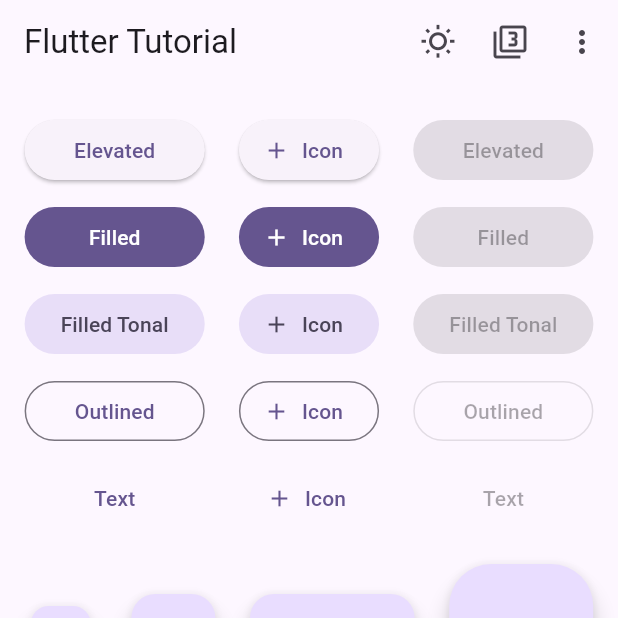
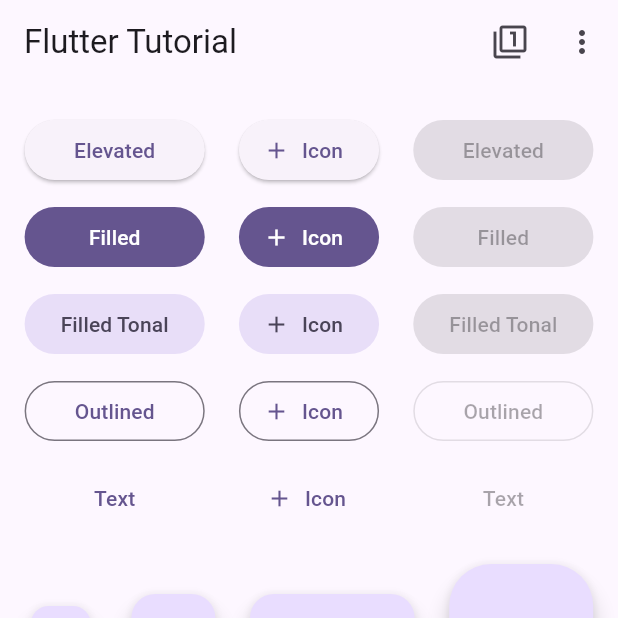
Before and after one commit to omarSuarezRodriguez/flutter_tutorial_material, a Flutter app: the screen it shows after launch, on a phone screen of 412 x 824 dp, the top half of it. Run offline on Flutter 3.47's test engine with Material 2 defaults, Android fonts, the light colour scheme and no system bars.

Commit message:
app actualizada

```diff
--- a/lib/src/app.dart
+++ b/lib/src/app.dart
@@ -106,21 +106,16 @@
     return AppBar(
       title: useMaterial3
           ? const Text("Flutter Tutorial")
-          : const Text("Material 2"),
+          : const Text("Flutter Tutorial"),
       actions: [
-        IconButton(
-          icon: useLightMode
-              ? const Icon(Icons.wb_sunny_outlined)
-              : const Icon(Icons.wb_sunny),
-          onPressed: handleBrightnessChange,
-          tooltip: "Toggle brightness",
-        ),
+
+
         IconButton(
           icon: useMaterial3
-              ? const Icon(Icons.filter_3)
+              ? const Icon(Icons.filter_1)
               : const Icon(Icons.filter_2),
           onPressed: handleMaterialVersionChange,
-          tooltip: "Switch to Material ${useMaterial3 ? 2 : 3}",
+          tooltip: "Cambiar tema",
         ),
         PopupMenuButton(
           icon: const Icon(Icons.more_vert),
@@ -142,6 +137,95 @@
                 ],
               ),
             ),
+
+
+            PopupMenuItem(
+              onTap: handleBrightnessChange,
+              child: Wrap(
+                children: [
+                  Padding(
+                    padding: const EdgeInsets.only(left: 10),
+                    child: Icon(
+                      useLightMode
+                      ? Icons.wb_sunny_outlined
+                      : Icons.wb_sunny,
+                    ),
+                  ),
+                  Padding(
+                    padding: const EdgeInsets.only(left: 20),
+                    child: useLightMode
+                    ? const Text("Tema Oscuro")
+                    : const Text("Tema Claro"),
+                  ),
+                ],
+              ),
+            ),
+
+
+            // PopupMenuItem(
+            //   onTap: handleBrightnessChange,
+            //   child: Wrap(
+            //     children: [
+            //       Padding(
+            //         padding: const EdgeInsets.only(top: 0),
+            //         child: Icon(
+            //           useLightMode
+            //           ? Icons.wb_sunny_outlined
+            //           : Icons.wb_sunny,
+            //         ),
+            //       ),
+            //       const Padding(
+            //         padding: EdgeInsets.only(top: 10, left: 5),
+            //         child: Text("Cambiar Tema"),
+            //       ),
+            //     ],
+            //   ),
+            // ),
+
+            // PopupMenuItem(
+            //   onTap: handleBrightnessChange,
+            //   child: Wrap(
+            //     children: [
+
+            //         IconButton(
+            //         icon: useLightMode
+            //             ? const Icon(Icons.wb_sunny_outlined)
+            //             : const Icon(Icons.wb_sunny),
+            //         onPressed: handleBrightnessChange,
+            //         tooltip: "Toggle brightness",
+            //         ),
+
+            //       ListTile(title: const Text("Cambiar Tema"), onTap: handleBrightnessChange,),
+
+            //     ],
+            //   ),
+            // ),
+
+            // PopupMenuItem(
+            //   child: Wrap(
+            //     children: [
+            //       Padding(
+            //         padding: const EdgeInsets.only(left: 10),
+            //         child: IconButton(
+            //         icon: useLightMode
+            //             ? const Icon(Icons.wb_sunny_outlined)
+            //             : const Icon(Icons.wb_sunny),
+            //         onPressed: handleBrightnessChange,
+            //         tooltip: "Toggle brightness",
+            //         ),
+            //       ),
+            //       const Padding(
+            //         padding: EdgeInsets.only(left: 5),
+            //         child: ListTile(title: Text("Cambiar Tema")),
+            //       ),
+            //     ],
+            //   ),
+            // ),
+
+
+
+
+
           ],
 
           // Wrap(
```
